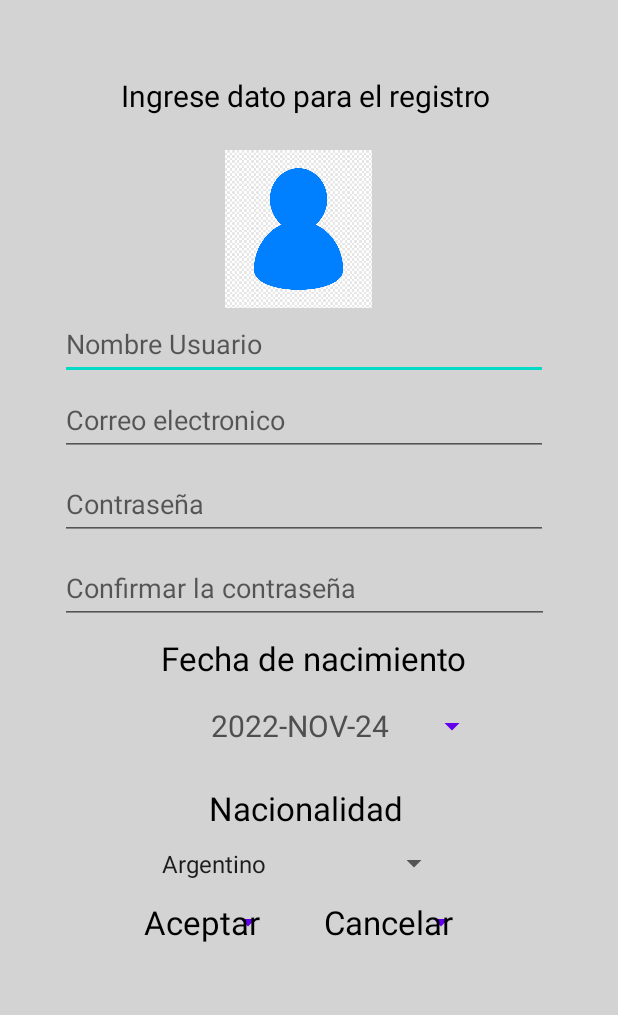
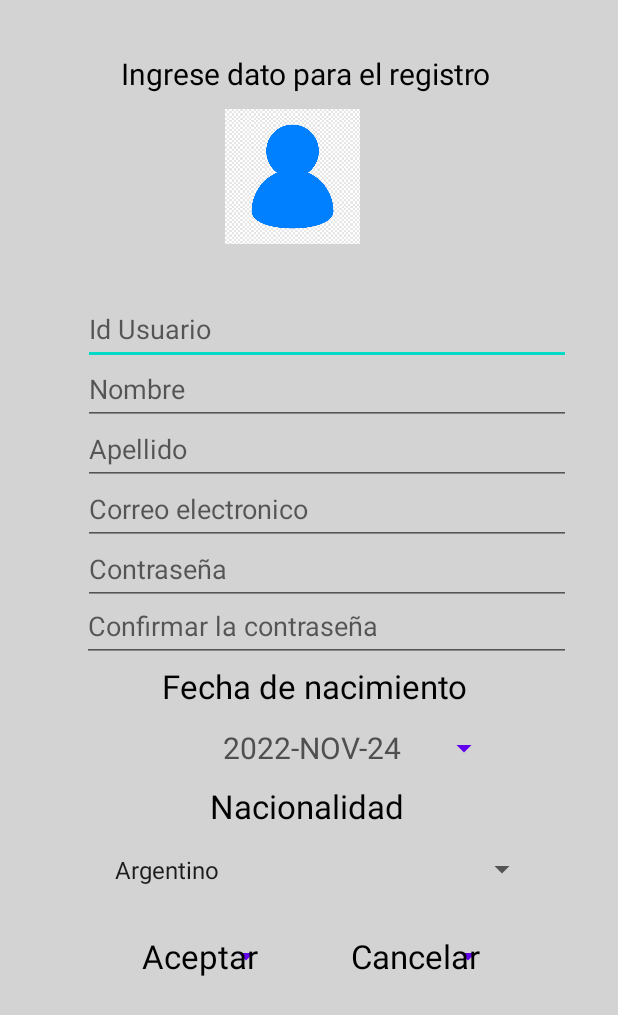
Before and after one commit to Ricardo499/Tarea_aplicacion_movil, an Android app: the Registro screen opened directly, with no data from a screen before it, after a tap on "Aceptar", on a phone screen of 412 x 824 dp. Shown: the top 1015 px of the screen. Run offline under Robolectric (Android 15) with nearby library versions, the phone set to English and light mode, and no system bars.

Commit message:
third comment

```diff
--- a/app/build.gradle
+++ b/app/build.gradle
@@ -33,6 +33,7 @@ dependencies {
     implementation 'com.google.android.material:material:1.6.1'
     implementation 'androidx.constraintlayout:constraintlayout:2.1.4'
     implementation files('libs/json-simple-1.1.1.jar')
+    implementation 'com.google.android.gms:play-services-maps:18.1.0'
     testImplementation 'junit:junit:4.13.2'
     androidTestImplementation 'androidx.test.ext:junit:1.1.3'
     androidTestImplementation 'androidx.test.espresso:espresso-core:3.4.0'
--- a/app/src/main/AndroidManifest.xml
+++ b/app/src/main/AndroidManifest.xml
@@ -18,6 +18,9 @@
             android:name=".Login"
             android:exported="true" />
         <activity
+            android:name=".nortificacion"
+            android:exported="true" />
+        <activity
             android:name=".Registro"
             android:exported="true" />
         <activity
--- a/app/src/main/java/com/example/milogin/Registro.java
+++ b/app/src/main/java/com/example/milogin/Registro.java
@@ -30,14 +30,14 @@ import okhttp3.RequestBody;
 import okhttp3.Response;
 
 public class Registro extends AppCompatActivity {
-    EditText Nombre_Usuario;
-    EditText Correo;
+    //EditText Nombre_Usuario;
+    EditText Id, Nombre, Apellido, Correo;
     EditText Contraseña, Contraseña2;
 
     TextView Resultado;
 
-    String endpoint = "https://werox99.asgardius.company/clases/create.php";
-
+    //String endpoint = "https://werox99.asgardius.company/clases/create.php";
+    String endpoint = "https://desktop.asgardius.company/test/restful/items/create.php";
     private DatePickerDialog datePickerDialog;
     Button Nacimiento, Aceptar, Cancelar;
     //TextView txtVolver, prueba;
@@ -57,7 +57,10 @@ public class Registro extends AppCompatActivity {
         Nacimiento.setText(getTodayDate());
         Aceptar = (Button) findViewById(R.id.btnAceptar);
         Cancelar = (Button) findViewById(R.id.btnCancelar);
-        Nombre_Usuario = (EditText) findViewById(R.id.nombre_usuario);
+        Id =(EditText) findViewById(R.id.id);
+        Nombre = (EditText) findViewById(R.id.nombre);
+        Apellido =(EditText) findViewById(R.id.apellido);
+        //Nombre_Usuario = (EditText) findViewById(R.id.nombre_usuario);
         Contraseña = (EditText) findViewById(R.id.contraseña);
         Contraseña2= (EditText) findViewById(R.id.contraseña2);
         Correo = (EditText) findViewById(R.id.Correo);
@@ -77,6 +80,7 @@ public class Registro extends AppCompatActivity {
         Aceptar.setOnClickListener(new View.OnClickListener() {
             @Override
             public void onClick(View view) {
+                /*
                 String Nacionalidad = nacionalidad.getSelectedItem().toString();
                 String fecha_nacimiento = Nacimiento.getText().toString();
                 String intento = getTodayDate();
@@ -99,6 +103,31 @@ public class Registro extends AppCompatActivity {
                     Toast.makeText(Registro.this, "Esta faltando un elemento :c", Toast.LENGTH_SHORT).show();
                 }
 
+            }*/
+                String conuntry = nacionalidad.getSelectedItem().toString();
+                String DOB = Nacimiento.getText().toString();
+                String intetento = getTodayDate();
+                if (!Id.getText().toString().equals("") && !Nombre.getText().toString().equals("") && !Apellido.getText().toString().equals("") && !Correo.getText().toString().equals("")
+                        && !Contraseña2.getText().toString().equals("") && !Contraseña.getText().toString().equals("") && !conuntry.equals("")) {
+                    if (DOB.equals(intetento)){
+                        Toast.makeText(Registro.this, "Selecciona una fecha valida", Toast.LENGTH_SHORT).show();
+                    } else {
+                        if (Contraseña.getText().toString().equals(Contraseña2.getText().toString())){
+                            RegisterUser registro = new RegisterUser();
+                            String id_user= Id.getText().toString();
+                            String name = Nombre.getText().toString();
+                            String lastname = Apellido.getText().toString();
+                            String email = Correo.getText().toString();
+                            String pass1 = Contraseña.getText().toString();
+                            registro.execute(id_user, name, lastname, email, pass1, DOB,conuntry);
+                        } else{
+                            Toast.makeText(Registro.this, "Las contraseñas no coinciden", Toast.LENGTH_SHORT).show();
+                        }
+                    }
+                } else {
+                    Toast.makeText(Registro.this, "Esta faltando un elemento :c", Toast.LENGTH_SHORT).show();
+                }
+
             }
         });
     }
@@ -107,7 +136,7 @@ public class Registro extends AppCompatActivity {
     public class RegisterUser extends AsyncTask<String, String, String> {
         @Override
         protected String doInBackground(String... strings) {
-            String nombre_usuario = strings[0];
+           /* String nombre_usuario = strings[0];
             String password = strings[1];
             String correo = strings[2];
             String fecha_nacimiento = strings[3];
@@ -120,7 +149,26 @@ public class Registro extends AppCompatActivity {
                         "\"Correo\" : \"" + correo + "\",\n" +
                         "\"Fecha_Nacimiento\" : \"" + fecha_nacimiento + "\",\n" +
                         "\"Nacionalidad\" : \"" + Nacionalidad + "\",\n" + "}";
+*/
+            String Id= strings[0];
+            String Name = strings[1];
+            String LastName = strings[2];
+            String email = strings[3];
+            String pass = strings[4];
+            String cuntry = strings[5];
+            String DOB = strings[6];
+           // Boolean isAdmin = false;
+            String postBody = "{\n" +
+                    "\"id\" : \""+Id+"\",\n" +
+                    "\"firstname\" : \""+Name+"\",\n" +
+                    "\"lastname\" : \""+LastName+"\",\n" +
+                    "\"email\" : \""+email+"\",\n" +
+                    "\"password\" : \""+pass+"\",\n" +
+                    "\"country\" : \""+cuntry+"\",\n" +
+                    "\"bithdate\" : \""+DOB+"\",\n" +
 
+                    "}";
+           // "\"isAdmin\" : \""+isAdmin+"\"\n"+
                 System.out.println(postBody);
 
                 RequestBody body = RequestBody.create(JSON, postBody);
@@ -140,7 +188,7 @@ public class Registro extends AppCompatActivity {
                     response = client.newCall(request).execute();
                     System.out.println(response);
 
-                    if (response.isSuccessful()) {
+                    if (response.code() == 201) {
                         result = response.body().string();
                         String finalResult = result;
                         System.out.println(finalResult);
--- a/app/src/main/res/layout/registro.xml
+++ b/app/src/main/res/layout/registro.xml
@@ -1,85 +1,123 @@
 <?xml version="1.0" encoding="utf-8"?>
-<RelativeLayout xmlns:android="http://schemas.android.com/apk/res/android"
+<LinearLayout xmlns:android="http://schemas.android.com/apk/res/android"
     xmlns:app="http://schemas.android.com/apk/res-auto"
     xmlns:tools="http://schemas.android.com/tools"
     android:layout_width="match_parent"
     android:layout_height="match_parent"
+    android:orientation="vertical"
     android:background="#D3D3D3">
 
     <TextView
         android:id="@+id/textView"
         android:layout_width="wrap_content"
         android:layout_height="wrap_content"
-        android:layout_marginTop="50dp"
+        android:layout_marginTop="35dp"
         android:layout_marginStart="80dp"
         android:gravity="center"
         android:text="@string/Registro_texto"
         android:textSize="20dp"
         android:textColor="@color/black" />
+    <ImageView
+        android:id="@+id/imageView"
+        android:layout_width="90dp"
+        android:layout_height="90dp"
+        android:layout_marginStart="150dp"
+        android:layout_marginTop="10dp"
+        android:background="@drawable/usuario"
+        android:contentDescription="@string/todo" />
+
+    <LinearLayout
+        android:layout_width="match_parent"
+        android:layout_height="wrap_content"
+        >
+
         <EditText
-        android:id="@+id/nombre_usuario"
+            android:id="@+id/id"
             android:layout_width="325dp"
             android:layout_height="48dp"
-        android:layout_marginTop="205dp"
-        android:layout_marginStart="40dp"
+            android:layout_marginStart="55dp"
+            android:layout_marginTop="30dp"
             android:ems="10"
-        android:hint="@string/Nombre_Usuario"
+            android:hint="@string/id_usuario"
             android:inputType="textPersonName"
-        android:text=""
-        />
+            android:text="" />
+
+
+
+        <EditText
+            android:id="@+id/nombre"
+            android:layout_width="325dp"
+            android:layout_height="48dp"
+            android:layout_marginStart="-325dp"
+            android:layout_marginTop="70dp"
+            android:ems="10"
+            android:hint="@string/nombre"
+            android:inputType="textPersonName"
+            android:text="" />
+
+        <EditText
+            android:id="@+id/apellido"
+            android:layout_width="325dp"
+            android:layout_height="48dp"
+            android:layout_marginStart="-325dp"
+            android:layout_marginTop="110dp"
+            android:ems="10"
+            android:hint="@string/apellido"
+            android:inputType="textPersonName"
+            android:text="" />
 
         <EditText
             android:id="@+id/Correo"
             android:layout_width="325dp"
             android:layout_height="48dp"
-        android:layout_marginTop="256dp"
-        android:layout_marginStart="40dp"
+            android:layout_marginStart="-325dp"
+            android:layout_marginTop="150dp"
+            android:autofillHints=""
             android:ems="10"
             android:hint="@string/Correo_Usuario"
             android:inputType="textPersonName"
-        android:text=""
-       />
+            android:text="" />
 
         <EditText
             android:id="@+id/contraseña"
             android:layout_width="325dp"
             android:layout_height="48dp"
-        android:layout_marginTop="312dp"
-        android:layout_marginStart="40dp"
+            android:layout_marginStart="-325dp"
+            android:layout_marginTop="190dp"
+            android:autofillHints=""
             android:ems="10"
             android:hint="@string/password"
-        android:inputType="textPassword"
-        />
+            android:inputType="textPassword" />
 
         <EditText
             android:id="@+id/contraseña2"
             android:layout_width="326dp"
             android:layout_height="48dp"
-        android:layout_marginStart="40dp"
-        android:layout_marginTop="368dp"
+            android:layout_marginStart="-326dp"
+            android:layout_marginTop="228dp"
             android:ems="10"
             android:hint="@string/confirm_password"
+            android:importantForAutofill="no"
             android:inputType="textPassword" />
 
         <TextView
             android:id="@+id/textView2"
             android:layout_width="278dp"
             android:layout_height="29dp"
-        android:layout_marginTop="424dp"
-        android:layout_marginStart="70dp"
+            android:layout_marginStart="-310dp"
+            android:layout_marginTop="270dp"
             android:gravity="center"
             android:text="@string/Fecha_nacimiento"
             android:textColor="@color/black"
-        android:textSize="22dp"
-        />
+            android:textSize="22sp" />
 
         <Spinner
             android:id="@+id/Nacionalidad"
             style="?android:spinnerStyle"
-        android:layout_width="200dp"
+            android:layout_width="290dp"
             android:layout_height="51dp"
-        android:layout_marginStart="100dp"
-        android:layout_marginTop="550dp"
+            android:layout_marginStart="-280dp"
+            android:layout_marginTop="390dp"
             android:contentDescription="@string/Ingrese_Datos"
             android:gravity="center"
             android:textColor="#4F4F4F" />
@@ -89,20 +127,19 @@
             style="?android:spinnerStyle"
             android:layout_width="wrap_content"
             android:layout_height="wrap_content"
-        android:layout_marginTop="590dp"
-        android:layout_marginStart="80dp"
+            android:layout_marginStart="-280dp"
+            android:layout_marginTop="450dp"
             android:text="@string/aceptar"
             android:textColor="@color/black"
-        android:textSize="22dp"
-        />
+            android:textSize="22dp" />
 
         <Button
             android:id="@+id/btnCancelar"
             style="?android:spinnerStyle"
             android:layout_width="wrap_content"
             android:layout_height="wrap_content"
-        android:layout_marginStart="200dp"
-        android:layout_marginTop="590dp"
+            android:layout_marginStart="30dp"
+            android:layout_marginTop="450dp"
 
             android:text="@string/cancelar"
             android:textColor="@color/black"
@@ -111,9 +148,9 @@
         <TextView
             android:id="@+id/textView3"
             android:layout_width="257dp"
-        android:layout_height="37dp"
-        android:layout_marginTop="520dp"
-        android:layout_marginStart="75dp"
+            android:layout_height="wrap_content"
+            android:layout_marginStart="-260dp"
+            android:layout_marginTop="350dp"
             android:gravity="center"
             android:text="@string/Nacionalidad"
             android:textColor="@color/black"
@@ -124,35 +161,28 @@
             style="?android:spinnerStyle"
             android:layout_width="250dp"
             android:layout_height="wrap_content"
-        android:layout_marginTop="460dp"
-        android:layout_marginStart="75dp"
+            android:layout_marginStart="-250dp"
+            android:layout_marginTop="310dp"
             android:gravity="center"
             android:onClick="OpenDatePicker"
             android:text="ENERO 01 2020"
             android:textColor="#4F4F4F"
             android:textSize="20dp" />
 
-    <ImageView
-        android:id="@+id/imageView"
-        android:layout_width="98dp"
-        android:layout_height="105dp"
-        android:layout_marginTop="100dp"
-        android:layout_marginStart="150dp"
-        android:gravity="center"
-        android:background="@drawable/usuario"
-        android:contentDescription="@string/todo" />
+
+
         <TextView
             android:id="@+id/resultado2"
             android:layout_width="wrap_content"
             android:layout_height="wrap_content"
-        android:layout_marginTop="640dp"
-        android:layout_marginStart="200dp"
+            android:layout_marginStart="-200dp"
+            android:layout_marginTop="240dp"
             android:gravity="center"
             android:text=""
-        android:textSize="20dp"
-        android:textColor="@color/black" />
+            android:textColor="@color/black"
+            android:textSize="20dp" />
+
+    </LinearLayout>
 
 
-
-
-</RelativeLayout>
+</LinearLayout>
--- a/app/src/main/res/values/strings.xml
+++ b/app/src/main/res/values/strings.xml
@@ -14,11 +14,20 @@
 
     <string name="todo">TODO</string>
     <string name="button">Button</string>
-    <string name="Nombre_Usuario">Nombre Usuario</string>
+
+    <string name="id_usuario">Id Usuario</string>
+    <string name="nombre">Nombre</string>
+    <string name="apellido">Apellido</string>
     <string name="Registro">No tiene cuenta? Registrase</string>
     <string name="iniciar_session">Iniciar Session</string>
     <string name="cancelar">Cancelar</string>
     <string name="aceptar">Aceptar</string>
 
+    <string name="nortificacion">Nortificacion</string>
+    <string name="mapa">Ubicacion</string>
+    <string name="cerrar_session">Cerrar session</string>
+
+    <string name="texto_nortificacion">Selecciona la imagen para enviar la nortificación de bienvenida</string>
+
 
 </resources>
```
Also changed, not shown: app/src/main/java/com/example/milogin/Login.java (+10 -1 lines), app/src/main/java/com/example/milogin/MainActivity.java (+9 -6 lines), app/src/main/java/com/example/milogin/nortificacion.java (added, +64 -0 lines), app/src/main/res/layout/activity_main.xml (+39 -42 lines), app/src/main/res/layout/login.xml (+35 -4 lines), app/src/main/res/layout/mapa.xml (added, +14 -0 lines), app/src/main/res/layout/nortificacion.xml (added, +23 -0 lines). Lines whose indentation alone changed are shown as unchanged.
